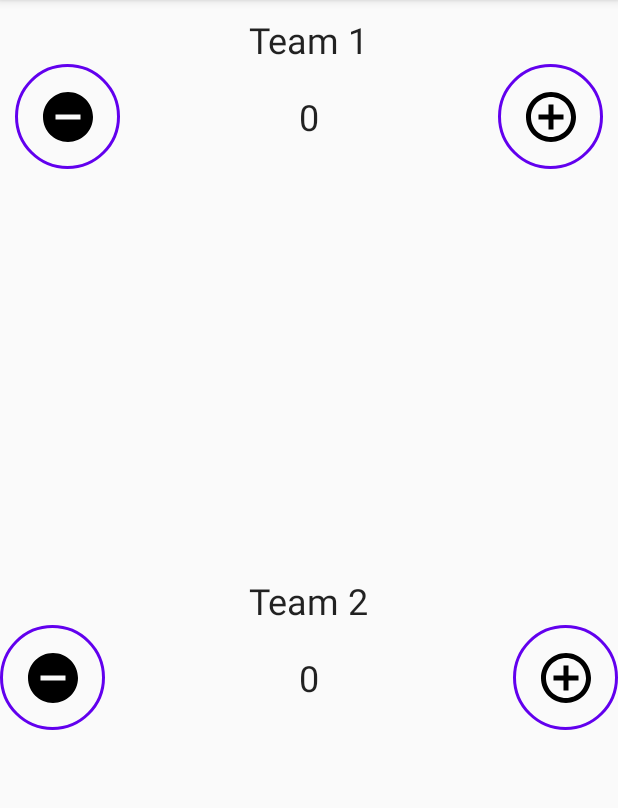
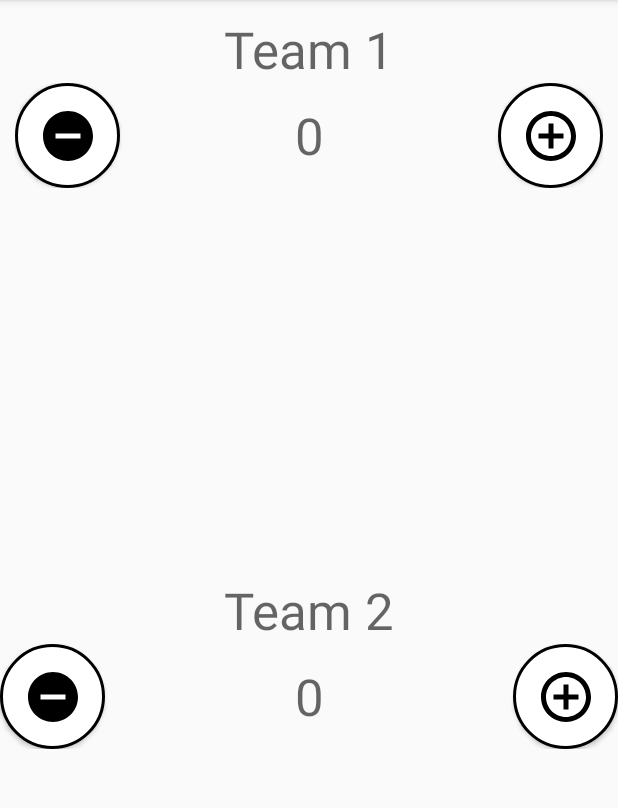
Before and after one commit to FranAM1/Scorekeeper, an Android app: the screen it shows after launch (MainActivity), on a phone screen of 412 x 824 dp, the part 84-892 px from its top. Run offline under Robolectric (Android 15) with nearby library versions, the phone set to English and light mode, and no system bars.

Commit message:
click animation

```diff
--- a/app/src/main/res/drawable/button_background.xml
+++ b/app/src/main/res/drawable/button_background.xml
@@ -1,8 +1,15 @@
 <?xml version="1.0" encoding="utf-8"?>
-<shape
-    xmlns:android="http://schemas.android.com/apk/res/android"
-    android:shape="oval">
-    <stroke
-        android:width="2dp"
-        android:color="@color/colorPrimary"/>
-</shape>
+<selector xmlns:android="http://schemas.android.com/apk/res/android">
+    <item android:state_pressed="true">
+        <shape android:shape="oval">
+            <solid android:color="@color/gray" />
+            <stroke android:width="2dp" />
+        </shape>
+    </item>
+    <item>
+        <shape android:shape="oval">
+            <solid android:color="@color/white" />
+            <stroke android:width="2dp" />
+        </shape>
+    </item>
+</selector>
--- a/app/src/main/res/values/colors.xml
+++ b/app/src/main/res/values/colors.xml
@@ -2,5 +2,6 @@
 <resources>
     <color name="black">#FF000000</color>
     <color name="white">#FFFFFFFF</color>
+    <color name="gray">#FF9E9E9E</color>
     <color name="colorPrimary">#FF6200EE</color>
 </resources>
--- a/app/src/main/res/values/styles.xml
+++ b/app/src/main/res/values/styles.xml
@@ -16,7 +16,7 @@
         <item name="android:contentDescription">@string/minus_button</item>
     </style>
 
-    <style name="TeamText" parent="TextAppearance.AppCompat.Headline">
+    <style name="TeamText">
         <item name="android:textAppearance">@style/TextAppearance.AppCompat.Display1</item>
     </style>
 </resources>
```
